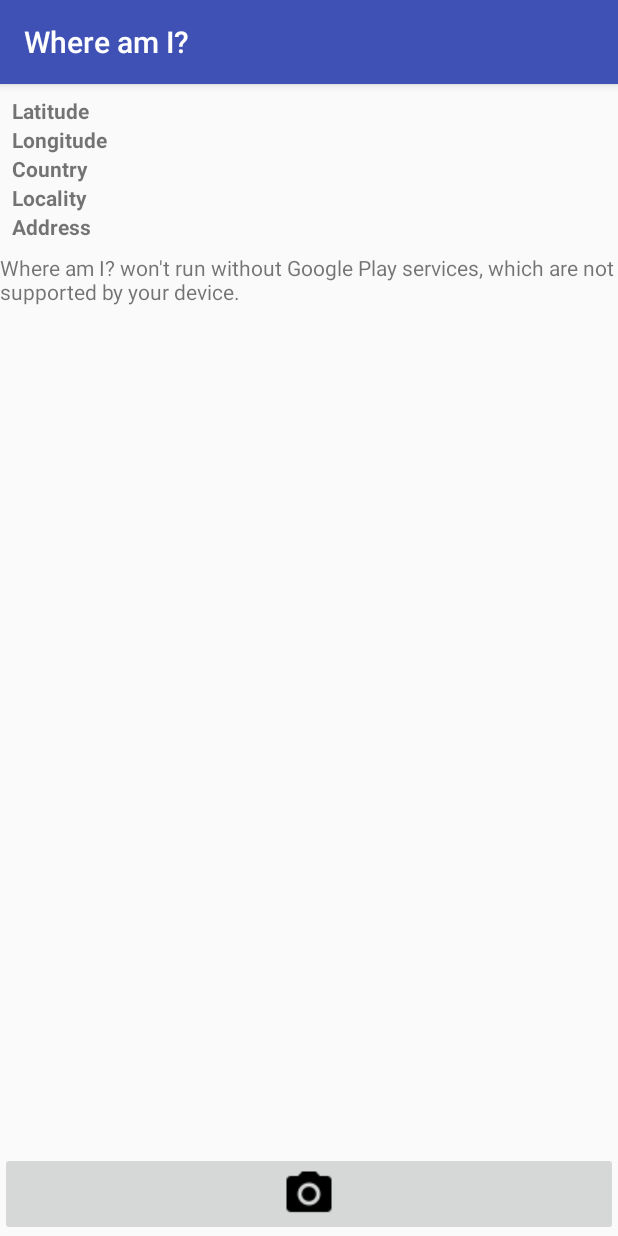
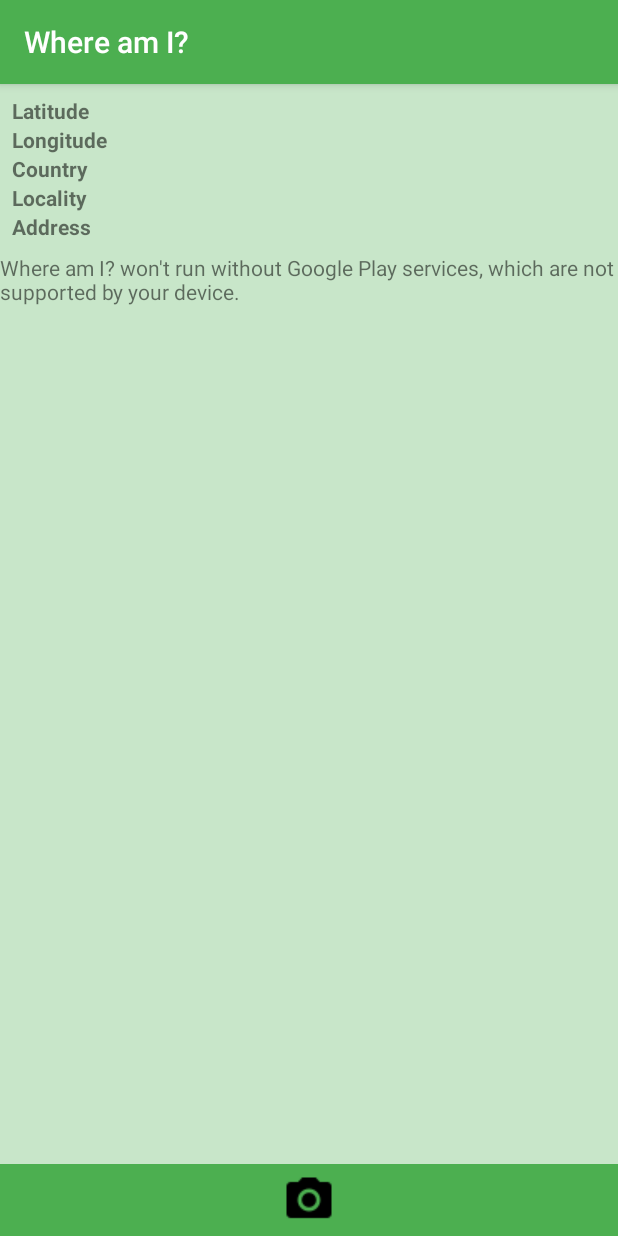
Before and after one commit to fkulic/Where-am-I, an Android app: the screen it shows after launch (MainActivity), on a phone screen of 412 x 824 dp. Run offline under Robolectric (Android 15) with nearby library versions, the phone set to English and light mode, and no system bars.

Commit message:
add styling

```diff
--- a/app/src/main/AndroidManifest.xml
+++ b/app/src/main/AndroidManifest.xml
@@ -15,7 +15,9 @@
         android:roundIcon="@mipmap/ic_launcher_round"
         android:supportsRtl="true"
         android:theme="@style/AppTheme">
-        <activity android:name=".MainActivity">
+        <activity android:name=".MainActivity"
+            android:screenOrientation="portrait"
+            android:configChanges="keyboardHidden|orientation|screenSize">
             <intent-filter>
                 <action android:name="android.intent.action.MAIN"/>
 
--- a/app/src/main/java/com/fkulic/whereami/MainActivity.java
+++ b/app/src/main/java/com/fkulic/whereami/MainActivity.java
@@ -48,7 +48,6 @@ import java.util.Locale;
 public class MainActivity extends AppCompatActivity implements OnMapReadyCallback, LocationListener {
     private static final String TAG = "MainActivity";
     private static final int REQUEST_IMAGE_CAPTURE = 1;
-    private static final String NOTIFICATION_MSG_KEY = "notification_message";
     private static final int PERMISSION_REQ_FINE_LOC = 10;
     private static final int PERMISSION_REQ_WRITE_EXT = 11;
     GoogleMap mGoogleMap;
@@ -249,7 +248,7 @@ public class MainActivity extends AppCompatActivity implements OnMapReadyCallbac
                 .setContentText(messageTxt)
                 .setSmallIcon(android.R.drawable.ic_menu_camera)
                 .setContentIntent(pi)
-                .setLights(Color.CYAN, 1000, 3000)
+                .setLights(Color.GREEN, 1000, 3000)
                 .setVibrate(new long[] { 500,110,500,110,450,110,200,110,170,40,450,110,200,110,170,40,500 })
                 .setSound(RingtoneManager.getDefaultUri(RingtoneManager.TYPE_NOTIFICATION));
         Notification notification = builder.build();
--- a/app/src/main/res/layout/activity_main.xml
+++ b/app/src/main/res/layout/activity_main.xml
@@ -5,6 +5,7 @@
     xmlns:tools="http://schemas.android.com/tools"
     android:layout_width="match_parent"
     android:layout_height="match_parent"
+    android:background="@color/primary_light"
     android:paddingTop="8dp"
     tools:context="com.fkulic.whereami.MainActivity">
 
@@ -114,7 +115,8 @@
     <ImageButton
         android:id="@+id/ibTakePhoto"
         android:layout_width="0dp"
-        android:layout_height="wrap_content"
+        android:layout_height="48dp"
+        android:background="@color/colorPrimary"
         android:contentDescription="@string/takeAPhoto"
         android:src="@drawable/cam_icon"
         app:layout_constraintBottom_toBottomOf="parent"
--- a/app/src/main/res/values/colors.xml
+++ b/app/src/main/res/values/colors.xml
@@ -1,6 +1,7 @@
 <?xml version="1.0" encoding="utf-8"?>
 <resources>
-    <color name="colorPrimary">#3F51B5</color>
-    <color name="colorPrimaryDark">#303F9F</color>
-    <color name="colorAccent">#FF4081</color>
+    <color name="colorPrimary">#4CAF50</color>
+    <color name="colorPrimaryDark">#388E3C</color>
+    <color name="colorAccent">#E040FB</color>
+    <color name="primary_light">#C8E6C9</color>
 </resources>
```
